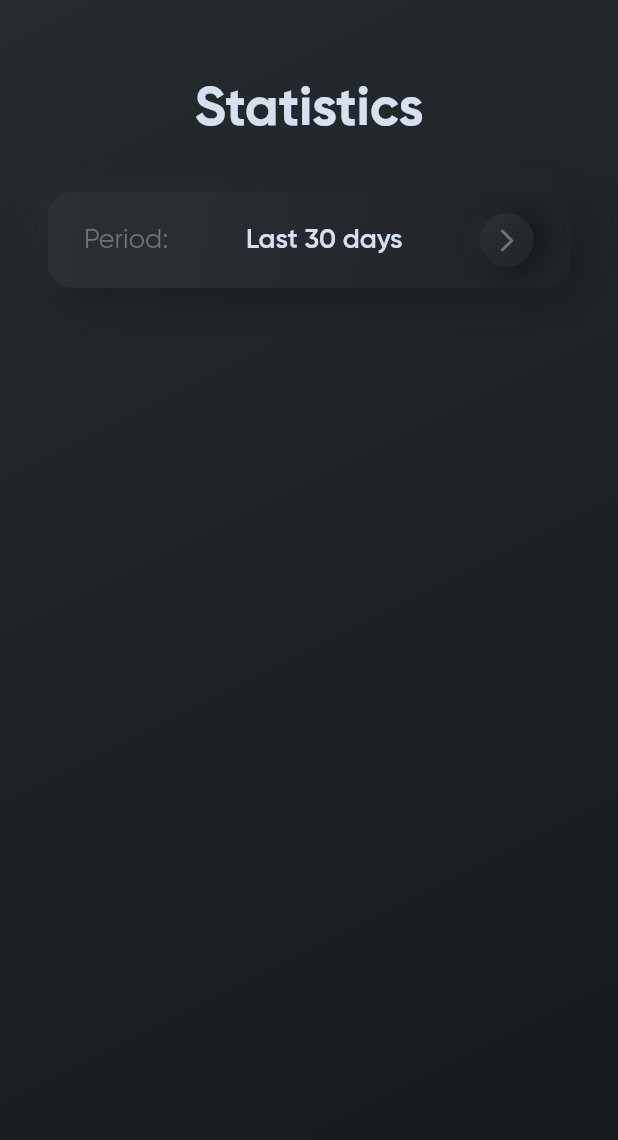
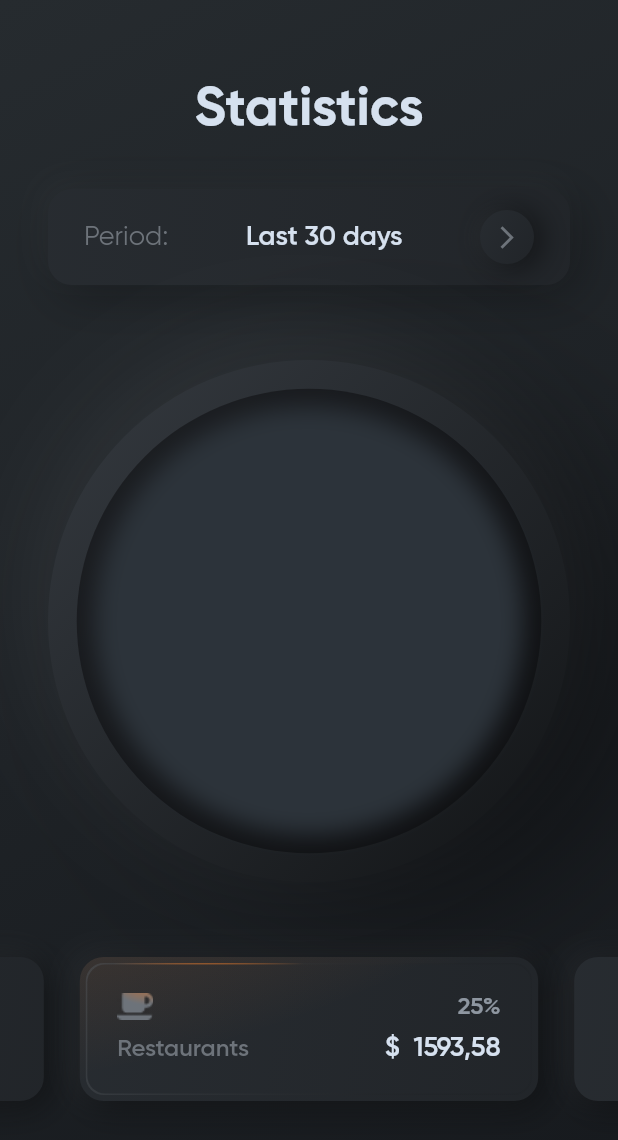
Before and after one commit to Sveta-K13/skeuomorph_mobile_banking, a Flutter app: the screen it shows after launch, on a phone screen of 412 x 824 dp. Shown: the top 1140 px of the screen. Run offline on Flutter 3.47's test engine with Material 2 defaults, Android fonts, the phone set to English and light mode, and no system bars; statements that could not run were skipped.

Commit message:
category cards

```diff
--- a/lib/constraints.dart
+++ b/lib/constraints.dart
@@ -2,8 +2,8 @@ import 'package:flutter/material.dart';
 
 const linearGradient = LinearGradient(
   //transform: GradientRotation(3.14  / 2),
-  begin: FractionalOffset(-0.6, -0.6),
-  end: FractionalOffset(1.8, 1.8),
+  begin: Alignment(-5, -3),
+  end: Alignment(5, 2.8),
   //stops: [-0.6, 1.8],
   colors: [
     Color(0xFF32383E),
--- a/lib/main.dart
+++ b/lib/main.dart
@@ -1,11 +1,8 @@
 import 'package:flutter/material.dart';
 import 'package:skeuomorph_mobile_banking/screens/statistics_screen.dart';
-import 'package:skeuomorph_mobile_banking/widgets/round_button.dart';
-
-import 'constraints.dart';
 
 void main() {
-  //Paint.enableDithering = true;
+  Paint.enableDithering = true;
   runApp(MyApp());
 }
 
@@ -23,56 +20,3 @@ class MyApp extends StatelessWidget {
     );
   }
 }
-
-class PeriodCard extends StatelessWidget {
-  @override
-  Widget build(BuildContext context) {
-    return Container(
-      padding: EdgeInsets.symmetric(
-        horizontal: 24,
-        vertical: 14,
-      ),
-      decoration: BoxDecoration(
-        color: Colors.black,
-        borderRadius: BorderRadius.circular(16),
-        boxShadow: [
-          BoxShadow(
-            color: Colors.black.withOpacity(0.3),
-            offset: Offset(6, 6),
-            blurRadius: 28,
-          ),
-          BoxShadow(
-            color: Color(0xFFC3C8CD).withOpacity(0.04),
-            offset: Offset(-5, -6),
-            blurRadius: 16,
-          ),
-        ],
-        gradient: linearGradient,
-      ),
-      child: Row(
-        mainAxisAlignment: MainAxisAlignment.spaceBetween,
-        children: [
-          Text(
-            'Period:',
-            style: TextStyle(
-              fontFamily: 'Gilroy',
-              fontWeight: FontWeight.w500,
-              color: Color(0xFF6D737A),
-              fontSize: 18,
-            ),
-          ),
-          Text(
-            'Last 30 days',
-            style: TextStyle(
-              fontFamily: 'Gilroy',
-              fontWeight: FontWeight.w600,
-              color: Color(0xFFD6E1EF),
-              fontSize: 18,
-            ),
-          ),
-          RoundButton(),
-        ],
-      ),
-    );
-  }
-}
--- a/lib/screens/statistics_screen.dart
+++ b/lib/screens/statistics_screen.dart
@@ -1,6 +1,7 @@
 import 'package:flutter/material.dart';
-
-import '../main.dart';
+import 'package:skeuomorph_mobile_banking/widgets/category_card.dart';
+import 'package:skeuomorph_mobile_banking/widgets/period_card.dart';
+import 'package:skeuomorph_mobile_banking/widgets/pie_chart.dart';
 
 class StatisticsScreen extends StatelessWidget {
   final String title;
@@ -9,6 +10,7 @@ class StatisticsScreen extends StatelessWidget {
 
   @override
   Widget build(BuildContext context) {
+    final screenWidth = MediaQuery.of(context).size.width;
     return Container(
       decoration: BoxDecoration(
         gradient: LinearGradient(
@@ -41,16 +43,66 @@ class StatisticsScreen extends StatelessWidget {
         ),
         body: Column(
           children: [
-            Container(
-              margin: const EdgeInsets.symmetric(
-                horizontal: 32.0,
-                vertical: 32.0,
+            Padding(
+              padding: const EdgeInsets.only(
+                left: 32.0,
+                right: 32.0,
+                top: 30.0,
               ),
               child: PeriodCard(),
             ),
+            Container(
+              margin: EdgeInsets.only(top: 50),
+              child: PieChart(
+                diameter: screenWidth - 64,
+              ),
+            ),
+            //CategoryCard(),
+            _buildCarousel(context, 2),
           ],
         ),
       ),
     );
   }
+
+  Widget _buildCarousel(BuildContext context, int carouselIndex) {
+    return Column(
+      mainAxisSize: MainAxisSize.min,
+      children: <Widget>[
+        SizedBox(
+          height: 196.0,
+          child: PageView(
+            controller: PageController(
+              viewportFraction: 0.8,
+              initialPage: 1,
+            ),
+            children: [
+              _buildCarouselItem(WideCard()),
+              _buildCarouselItem(
+                WideCard(
+                  child: CategoryCard(
+                    amount: ' 1593,58',
+                    percentage: 25,
+                    icon: Image.asset(
+                      'assets/images/cup.png',
+                    ),
+                    title: 'Restaurants',
+                  ),
+                ),
+              ),
+              _buildCarouselItem(WideCard()),
+            ],
+          ),
+        )
+      ],
+    );
+  }
+
+  Widget _buildCarouselItem(Widget widget) {
+    return Container(
+      padding: EdgeInsets.symmetric(vertical: 50, horizontal: 12),
+      //margin: EdgeInsets.symmetric(horizontal: 12),
+      child: widget,
+    );
+  }
 }
--- /dev/null
+++ b/lib/widgets/category_card.dart
@@ -0,0 +1,172 @@
+import 'package:flutter/material.dart';
+import 'package:skeuomorph_mobile_banking/constraints.dart';
+
+class WideCard extends StatelessWidget {
+  final Widget child;
+
+  const WideCard({Key key, this.child}) : super(key: key);
+
+  @override
+  Widget build(BuildContext context) {
+    final screenSize = MediaQuery.of(context).size;
+    return Container(
+      width: screenSize.width - 84,
+      decoration: BoxDecoration(
+        borderRadius: BorderRadius.circular(16),
+        gradient: linearGradient,
+        boxShadow: [
+          BoxShadow(
+            color: Color(0xFFC3C8CD).withOpacity(0.09),
+            blurRadius: 16,
+            offset: Offset(-4, -2),
+          ),
+          BoxShadow(
+            color: Colors.black.withOpacity(0.5),
+            blurRadius: 18,
+            offset: Offset(4, 4),
+          ),
+        ],
+      ),
+      child: child,
+    );
+  }
+}
+
+class CategoryCard extends StatelessWidget {
+  final String title;
+  final Widget icon;
+  final double percentage;
+  final String amount;
+
+  CategoryCard({
+    Key key,
+    this.title,
+    this.icon,
+    this.percentage,
+    this.amount,
+  })  : assert(title != null),
+        assert(icon != null),
+        assert(percentage != null),
+        assert(amount != null),
+        super(key: key);
+
+  @override
+  Widget build(BuildContext context) {
+    return Container(
+      padding: EdgeInsets.all(4),
+      decoration: BoxDecoration(
+        borderRadius: BorderRadius.circular(16),
+        gradient: RadialGradient(
+          colors: [
+            Color(0xFFFC7717),
+            Color(0xFFEE8335).withOpacity(0),
+          ],
+          center: Alignment(-2, -19),
+          radius: 10,
+        ),
+      ),
+      child: Container(
+        decoration: BoxDecoration(
+          borderRadius: BorderRadius.circular(12),
+          color: Colors.red,
+          gradient: LinearGradient(
+            begin: Alignment(-4, -3),
+            end: Alignment(1, 3),
+            colors: [
+              Color(0xFFC8D5E1).withOpacity(1.0),
+              Colors.black.withOpacity(0),
+            ],
+          ),
+        ),
+        child: Container(
+          padding: EdgeInsets.all(1.0),
+          decoration: BoxDecoration(
+            borderRadius: BorderRadius.circular(12),
+            gradient: RadialGradient(
+              colors: [
+                Color(0xFFFF730D),
+                Color(0xFFFF852D).withOpacity(0.0),
+              ],
+              center: Alignment(-0.45, -2.0),
+              radius: 0.88,
+            ),
+          ),
+          child: Container(
+            decoration: BoxDecoration(
+                gradient: linearGradient,
+                borderRadius: BorderRadius.all(Radius.circular(12))),
+            child: Container(
+              padding: EdgeInsets.symmetric(
+                horizontal: 20.0,
+                vertical: 10.0,
+              ),
+              decoration: BoxDecoration(
+                borderRadius: BorderRadius.circular(12),
+                gradient: RadialGradient(
+                  colors: [
+                    Color(0xFFFC7717),
+                    Color(0xFFEE8335).withOpacity(0),
+                  ],
+                  center: Alignment(-2, -19),
+                  radius: 10,
+                ),
+              ),
+              child: Row(
+                crossAxisAlignment: CrossAxisAlignment.center,
+                mainAxisAlignment: MainAxisAlignment.spaceBetween,
+                children: [
+                  Column(
+                    mainAxisAlignment: MainAxisAlignment.center,
+                    crossAxisAlignment: CrossAxisAlignment.start,
+                    children: [
+                      icon,
+                      SizedBox(
+                        height: 10,
+                      ),
+                      Text(
+                        title,
+                        style: TextStyle(
+                          color: Color(0xFF6D737A),
+                          fontFamily: 'Gilroy',
+                          fontWeight: FontWeight.w600,
+                          fontSize: 16,
+                        ),
+                      ),
+                    ],
+                  ),
+                  Column(
+                    mainAxisAlignment: MainAxisAlignment.center,
+                    crossAxisAlignment: CrossAxisAlignment.end,
+                    children: [
+                      Text(
+                        '${percentage.floor()}%',
+                        style: TextStyle(
+                          color: Color(0xFFD6E1EF).withOpacity(0.6),
+                          fontFamily: 'Gilroy',
+                          fontWeight: FontWeight.w600,
+                          fontSize: 16,
+                        ),
+                      ),
+                      SizedBox(
+                        height: 6,
+                      ),
+                      Text(
+                        '\$ $amount',
+                        style: TextStyle(
+                          color: Color(0xFFD6E1EF),
+                          fontFamily: 'Gilroy',
+                          fontWeight: FontWeight.w600,
+                          fontSize: 18,
+                        ),
+                      ),
+                    ],
+                  ),
+                ],
+              ),
+            ),
+          ),
+        ),
+      ),
+    );
+  }
+}
--- /dev/null
+++ b/lib/widgets/period_card.dart
@@ -0,0 +1,56 @@
+import 'package:flutter/material.dart';
+import 'package:skeuomorph_mobile_banking/constraints.dart';
+import 'package:skeuomorph_mobile_banking/widgets/round_button.dart';
+
+class PeriodCard extends StatelessWidget {
+  @override
+  Widget build(BuildContext context) {
+    return Container(
+      padding: EdgeInsets.symmetric(
+        horizontal: 24,
+        vertical: 14,
+      ),
+      decoration: BoxDecoration(
+        color: Colors.black,
+        borderRadius: BorderRadius.circular(16),
+        boxShadow: [
+          BoxShadow(
+            color: Colors.black.withOpacity(0.3),
+            offset: Offset(6, 6),
+            blurRadius: 28,
+          ),
+          BoxShadow(
+            color: Color(0xFFC3C8CD).withOpacity(0.04),
+            offset: Offset(-5, -6),
+            blurRadius: 16,
+          ),
+        ],
+        gradient: linearGradient,
+      ),
+      child: Row(
+        mainAxisAlignment: MainAxisAlignment.spaceBetween,
+        children: [
+          Text(
+            'Period:',
+            style: TextStyle(
+              fontFamily: 'Gilroy',
+              fontWeight: FontWeight.w500,
+              color: Color(0xFF6D737A),
+              fontSize: 18,
+            ),
+          ),
+          Text(
+            'Last 30 days',
+            style: TextStyle(
+              fontFamily: 'Gilroy',
+              fontWeight: FontWeight.w600,
+              color: Color(0xFFD6E1EF),
+              fontSize: 18,
+            ),
+          ),
+          RoundButton(),
+        ],
+      ),
+    );
+  }
+}
--- /dev/null
+++ b/lib/widgets/pie_chart.dart
@@ -0,0 +1,63 @@
+import 'package:flutter/material.dart';
+
+class PieChart extends StatelessWidget {
+  final double diameter;
+
+  const PieChart({Key key, this.diameter}) : super(key: key);
+  @override
+  Widget build(BuildContext context) {
+    return Container(
+      width: diameter,
+      height: diameter,
+      decoration: BoxDecoration(
+        borderRadius: BorderRadius.circular(diameter / 2),
+        gradient: LinearGradient(
+          begin: Alignment.topLeft,
+          end: Alignment.bottomRight,
+          colors: [
+            Color(0xFF353A40),
+            Color(0xFF121416),
+          ],
+        ),
+        boxShadow: [
+          BoxShadow(
+            offset: Offset(52, 20),
+            color: Color(0xFF020203).withOpacity(0.5),
+            blurRadius: 88,
+          ),
+          BoxShadow(
+            offset: Offset(-8, -16),
+            blurRadius: 56,
+            color: Color(0xFFE8EDF3).withOpacity(0.08),
+          ),
+        ],
+      ),
+      child: Center(
+        child: Container(
+          width: diameter * 0.89,
+          height: diameter * 0.89,
+          decoration: BoxDecoration(
+            color: Colors.transparent,
+            borderRadius: BorderRadius.circular(diameter / 2),
+            boxShadow: [
+              BoxShadow(
+                color: Color(0xFF070709).withOpacity(0.5),
+                offset: Offset(2, 3),
+                blurRadius: 12,
+                spreadRadius: -20,
+              ),
+              BoxShadow(
+                color: Color(0xFF070709).withOpacity(0.5),
+              ),
+              BoxShadow(
+                color: Color(0xFF2C333A),
+                spreadRadius: -12.0,
+                blurRadius: 12.0,
+              ),
+            ],
+          ),
+        ),
+      ),
+    );
+  }
+}
--- a/pubspec.yaml
+++ b/pubspec.yaml
@@ -21,6 +21,7 @@ environment:
   sdk: ">=2.7.0 <3.0.0"
 
 dependencies:
+  flutter_svg: ^0.19.2
   flutter:
     sdk: flutter
 
@@ -45,6 +46,9 @@ flutter:
   uses-material-design: true
 
   # To add assets to your application, add an assets section, like this:
+  assets:
+    - assets/svg/cup.svg
+    - assets/images/cup.png
   # assets:
   #   - images/a_dot_burr.jpeg
   #   - images/a_dot_ham.jpeg
```
Also changed, not shown: assets/images/cup.png (added), assets/svg/cup.svg (added), pubspec.lock, 18 other files.
